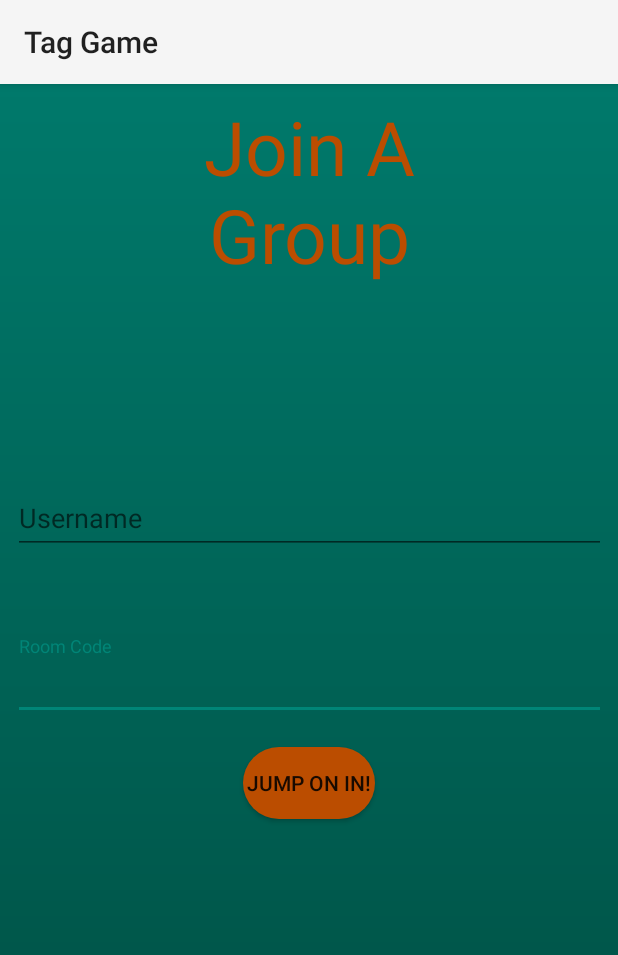
After one commit to Domatron22/GameOfTag, an Android app: the JoinGroupActivity screen opened directly, with no data from a screen before it, on a phone screen of 412 x 824 dp. The commit adds this screen. Shown: the top 955 px of the screen. Run offline under Robolectric (Android 15) with nearby library versions, the phone set to English and light mode, and no system bars.

Commit message:
Manifest Launch Activity Changed
Changed the launching activity from MainActivity, to SignInActivity and started transitions

```diff
--- a/app/src/main/AndroidManifest.xml
+++ b/app/src/main/AndroidManifest.xml
@@ -13,17 +13,19 @@
             android:roundIcon="@mipmap/ic_launcher_round"
             android:supportsRtl="true"
             android:theme="@style/AppTheme">
+        <activity android:name=".Fragments.JoinGroupActivity">
+        </activity>
         <activity android:name=".Fragments.SignInActivity">
-        </activity>
-        <activity
-                android:name=".Fragments.MainActivity"
-                android:label="@string/app_name">
             <intent-filter>
                 <action android:name="android.intent.action.MAIN"/>
 
                 <category android:name="android.intent.category.LAUNCHER"/>
             </intent-filter>
         </activity>
+        <activity
+                android:name=".Fragments.MainActivity"
+                android:label="@string/app_name">
+        </activity>
     </application>
 
 </manifest>
--- /dev/null
+++ b/app/src/main/java/c/domatron/taggame/Fragments/JoinGroupActivity.kt
@@ -0,0 +1,28 @@
+package c.domatron.taggame.Fragments
+
+import android.content.Intent
+import android.support.v7.app.AppCompatActivity
+import android.os.Bundle
+import c.domatron.taggame.R
+import kotlinx.android.synthetic.main.activity_join_group.*
+
+class JoinGroupActivity : AppCompatActivity() {
+
+    override fun onCreate(savedInstanceState: Bundle?) {
+        super.onCreate(savedInstanceState)
+        setContentView(R.layout.activity_join_group)
+
+        initView()
+    }
+
+    fun initView(){
+        joinButton.setOnClickListener { view -> verify() }
+    }
+
+    fun verify(){
+        //TODO: add if/when to make sure there is a username and group code
+        val intent = Intent(this, MainActivity::class.java)
+        startActivity(intent)
+    }
+
+}
--- a/app/src/main/java/c/domatron/taggame/Fragments/SignInActivity.kt
+++ b/app/src/main/java/c/domatron/taggame/Fragments/SignInActivity.kt
@@ -2,19 +2,83 @@ package c.domatron.taggame.Fragments
 
 import android.support.v7.app.AppCompatActivity
 import android.os.Bundle
+import android.support.v7.app.AlertDialog
+import android.text.InputType
+import android.view.View
+import android.widget.EditText
+import c.domatron.taggame.DAO.PlayerDao
+import c.domatron.taggame.DAO.TagDatabase
 import c.domatron.taggame.R
+import android.content.Context
+import android.content.Intent
+import android.support.v4.app.Fragment
+import kotlinx.android.synthetic.main.activity_sign_in.*
+
+
+
 
 class SignInActivity : AppCompatActivity() {
+
+
 
     override fun onCreate(savedInstanceState: Bundle?) {
         super.onCreate(savedInstanceState)
         setContentView(R.layout.activity_sign_in)
+
+        initView()
+
+    }
+
+
+   private fun initView(){
+       JoinGame.setOnClickListener { view -> showJoin() }
+       CreateGame.setOnClickListener { view -> showCreate() }
+   }
+
+    private fun showJoin(){
+//        Moving to separate fragment instead of alertBoxes
+//        val alertDialogBox = AlertDialog.Builder(this)
+//        var roomCode : EditText?=null
+//        alertDialogBox.setTitle("Join Room")
+//        alertDialogBox.setMessage("$uname, Enter your Room Code:")
+//
+//
+//        roomCode = EditText(this)
+//        roomCode!!.hint="Code Number"
+//        roomCode!!.inputType = InputType.TYPE_CLASS_NUMBER
+//
+//        alertDialogBox.setPositiveButton("OK") {
+//                dialog, whichButton ->
+//            if(/*table is marked as open or exists*/) {
+//                alertDialogBox.setMessage("You have joined the group")
+//                dialog.dismiss()
+//                var rmc = roomCode!!.text.toString()
+//                //adds username to the roomcode in the database
+//            }else{
+//                alertDialogBox.setMessage("Room Code not found, Please try again")
+//            }
+            val intent = Intent(this, JoinGroupActivity::class.java)
+            startActivity(intent)
+//        }
+
+//        alertDialogBox.setNegativeButton("Cancel") {
+//                dialog, whichButton ->
+//            dialog.dismiss()
+//        }
+    }
+
+    private fun showCreate(){
+
+    }
+
+    private fun openFragment(fragment: Fragment) {
+        val transaction = supportFragmentManager.beginTransaction()
+        transaction.replace(R.id.container, fragment)
+        transaction.addToBackStack(null)
+        transaction.commit()
     }
 
 
 
 
-
-
-
 }
--- /dev/null
+++ b/app/src/main/res/layout/activity_join_group.xml
@@ -0,0 +1,74 @@
+<?xml version="1.0" encoding="utf-8"?>
+<android.support.constraint.ConstraintLayout
+        xmlns:android="http://schemas.android.com/apk/res/android"
+        xmlns:tools="http://schemas.android.com/tools"
+        android:layout_width="match_parent"
+        android:layout_height="match_parent" xmlns:app="http://schemas.android.com/apk/res-auto"
+        tools:context=".Fragments.JoinGroupFragment"
+        android:background="@drawable/login_background">
+    <TextView
+            android:text="Join A Group"
+            android:textSize="50dp"
+            android:layout_width="188dp"
+            android:layout_height="wrap_content"
+            android:id="@+id/joinGroupTitle"
+            android:layout_marginEnd="175dp"
+            app:layout_constraintEnd_toEndOf="parent"
+            app:layout_constraintStart_toStartOf="parent"
+            android:layout_marginTop="8dp"
+            app:layout_constraintTop_toTopOf="parent"
+            android:layout_marginStart="175dp"
+            android:textColor="@color/secondaryDarkColor" android:textAlignment="center"/>
+    <android.support.design.widget.TextInputLayout
+            android:layout_width="395dp"
+            android:layout_height="wrap_content"
+            android:layout_marginEnd="8dp"
+            app:layout_constraintEnd_toEndOf="parent"
+            app:layout_constraintStart_toStartOf="parent"
+            android:layout_marginStart="8dp"
+            app:layout_constraintBottom_toBottomOf="parent"
+            android:layout_marginBottom="326dp"
+            android:layout_marginTop="36dp"
+            app:layout_constraintTop_toBottomOf="@+id/textInputLayout" android:id="@+id/textInputLayout2">
+
+        <android.support.design.widget.TextInputEditText
+                android:layout_width="match_parent"
+                android:layout_height="wrap_content"
+                android:hint="Room Code"
+                android:id="@+id/joinGroupCode" android:inputType="textCapWords"/>
+    </android.support.design.widget.TextInputLayout>
+    <android.support.design.widget.TextInputLayout
+            android:layout_width="395dp"
+            android:layout_height="wrap_content"
+            android:layout_marginEnd="8dp"
+            app:layout_constraintEnd_toEndOf="parent"
+            app:layout_constraintStart_toStartOf="parent"
+            android:layout_marginStart="8dp"
+            android:layout_marginTop="123dp"
+            app:layout_constraintTop_toBottomOf="@+id/joinGroupTitle"
+            android:id="@+id/textInputLayout">
+
+        <android.support.design.widget.TextInputEditText
+                android:layout_width="match_parent"
+                android:layout_height="wrap_content"
+                android:hint="Username"
+                android:id="@+id/joinUname"
+                android:inputType="textPersonName"/>
+    </android.support.design.widget.TextInputLayout>
+    <Button
+            android:text="Jump On In!"
+            android:layout_width="wrap_content"
+            android:layout_height="wrap_content"
+            android:background="@drawable/primary_button_background"
+            android:id="@+id/joinButton"
+            app:layout_constraintEnd_toEndOf="parent"
+            android:layout_marginEnd="162dp"
+            app:layout_constraintStart_toStartOf="parent"
+            android:layout_marginStart="162dp"
+            android:layout_marginBottom="212dp"
+            app:layout_constraintBottom_toBottomOf="parent"
+            android:layout_marginTop="18dp"
+            app:layout_constraintTop_toBottomOf="@+id/textInputLayout2"
+            app:layout_constraintHorizontal_bias="1.0"
+            app:layout_constraintVertical_bias="0.0"/>
+</android.support.constraint.ConstraintLayout>
--- a/app/src/main/res/layout/activity_log_in.xml
+++ b/app/src/main/res/layout/activity_log_in.xml
@@ -67,7 +67,7 @@
                 android:layout_width="match_parent"
                 android:layout_height="wrap_content"
                 android:layout_centerHorizontal="true"
-                android:background="@drawable/sign_up_button_background"
+                android:background="@drawable/primary_button_background"
                 android:textSize="20dp"
                 android:textAlignment="center"
                 android:text="Sign Up"
--- a/app/src/main/res/layout/activity_sign_in.xml
+++ b/app/src/main/res/layout/activity_sign_in.xml
@@ -19,7 +19,7 @@
             app:layout_constraintStart_toStartOf="parent"
             android:layout_marginTop="8dp"
             app:layout_constraintTop_toTopOf="parent"
-            android:layout_marginStart="175dp"/>
+            android:layout_marginStart="175dp" android:textColor="@color/secondaryDarkColor"/>
     <Button
             android:text="Join Group"
             android:layout_width="200dp"
@@ -37,13 +37,13 @@
             android:layout_width="200dp"
             android:layout_height="wrap_content"
             android:id="@+id/CreateGame"
-            android:background="@drawable/sign_up_button_background"
+            android:background="@drawable/primary_button_background"
             app:layout_constraintEnd_toEndOf="parent"
             android:layout_marginEnd="10dp"
             app:layout_constraintStart_toStartOf="parent"
             android:layout_marginStart="10dp"
             android:layout_marginTop="20dp"
             app:layout_constraintTop_toBottomOf="@+id/JoinGame"
-            android:layout_marginBottom="250dp"
+            android:layout_marginBottom="200dp"
             app:layout_constraintBottom_toBottomOf="parent"/>
 </android.support.constraint.ConstraintLayout>
--- a/app/src/main/res/values/colors.xml
+++ b/app/src/main/res/values/colors.xml
@@ -3,9 +3,9 @@
     <color name="primaryColor">#00796b</color>
     <color name="primaryLightColor">#48a999</color>
     <color name="primaryDarkColor">#004c40</color>
-    <color name="secondaryColor">#f57c00</color>
+    <color name="secondaryColor">#F57C00</color>
     <color name="secondaryLightColor">#ffad42</color>
-    <color name="secondaryDarkColor">#bb4d00</color>
+    <color name="secondaryDarkColor">#BB4D00</color>
     <color name="primaryTextColor">#ffffff</color>
     <color name="secondaryTextColor">#f5f5f5</color>
 </resources>
```
Also changed, not shown: app/src/main/res/drawable/primary_button_background.xml (renamed from app/src/main/res/drawable/sign_up_button_background.xml).
